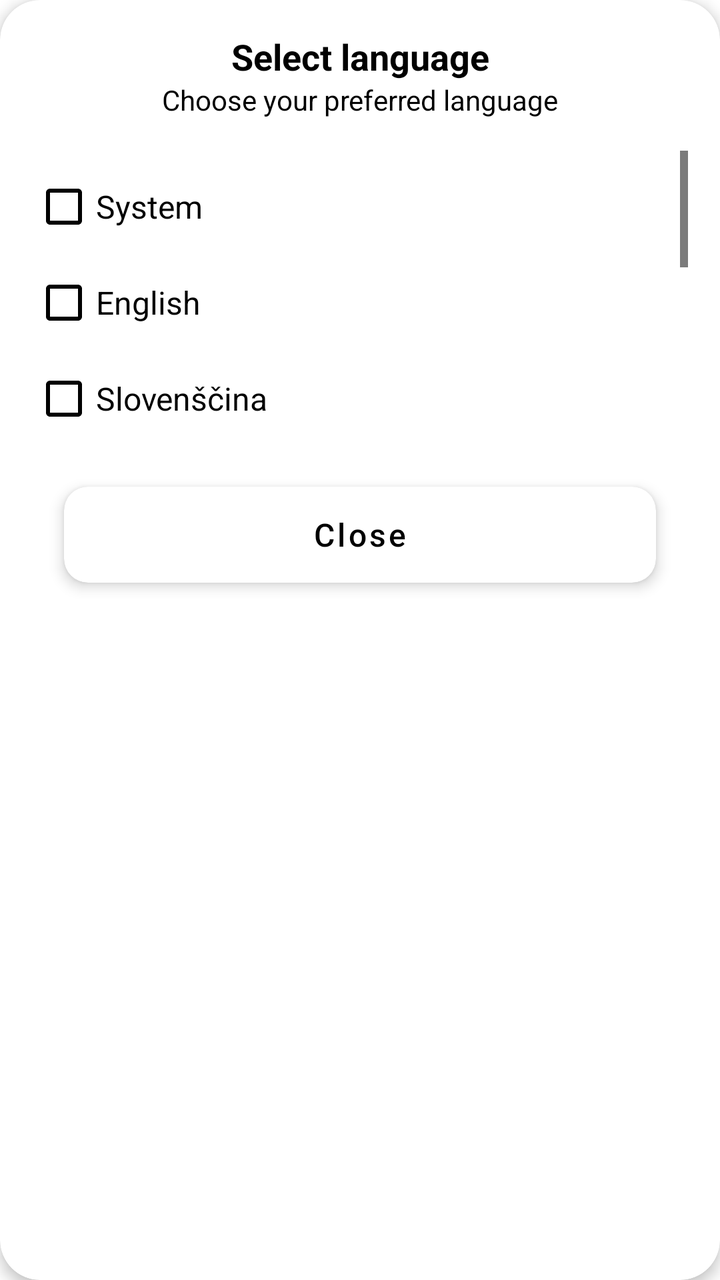
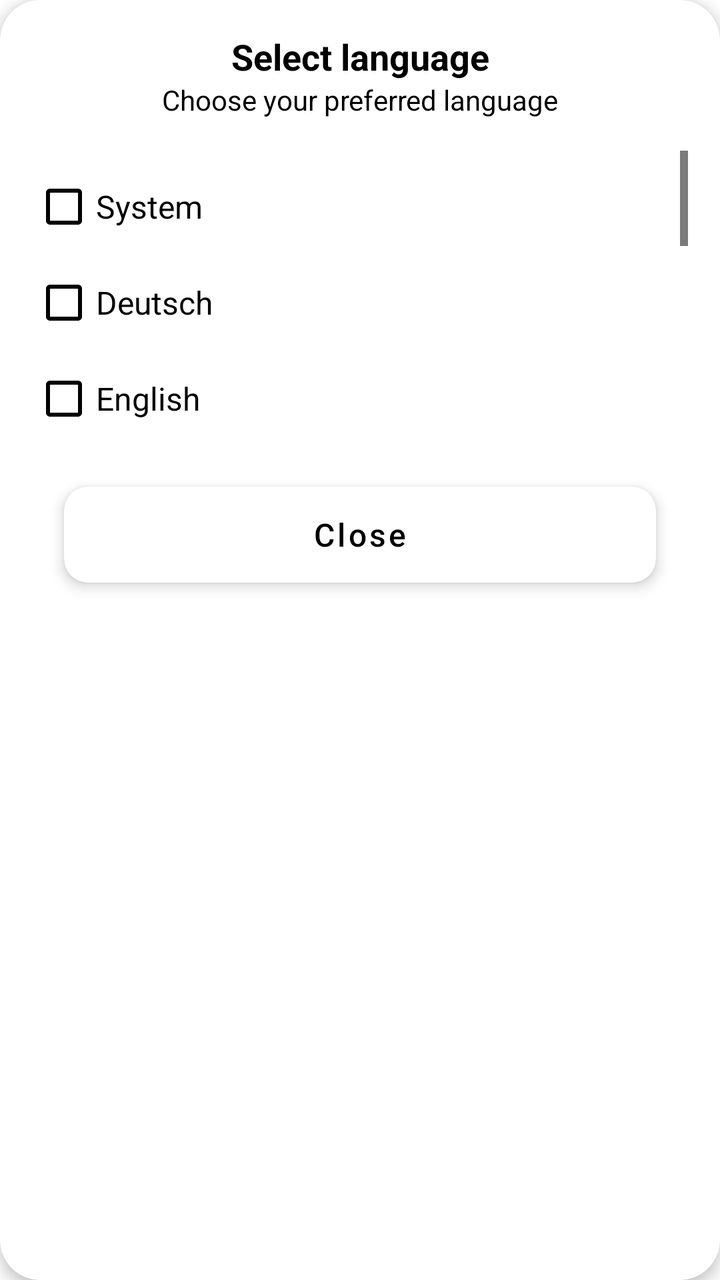

The first picture is an Android layout as it rendered before a commit; the second is the same layout after the commit. The layout source and the unified diff follow.
<!-- AndroidManifest.xml: application theme Theme.SmokingTracker -->
<!-- res/layout/language_popup.xml -->
<?xml version="1.0" encoding="utf-8"?>
<androidx.cardview.widget.CardView
    xmlns:android="http://schemas.android.com/apk/res/android"
    xmlns:app="http://schemas.android.com/apk/res-auto"
    xmlns:tools="http://schemas.android.com/tools"
    android:id="@+id/card_language_popup_container"
    android:layout_width="match_parent"
    android:layout_height="wrap_content"
    android:layout_margin="8dp"
    app:cardElevation="4dp"
    app:cardCornerRadius="20dp">

    <androidx.constraintlayout.widget.ConstraintLayout
        android:layout_width="match_parent"
        android:layout_height="wrap_content"
        android:padding="16dp">

        <TextView
            android:id="@+id/popup_language_title"
            android:layout_width="0dp"
            android:layout_height="wrap_content"
            android:text="@string/language_popup"
            app:layout_constraintTop_toTopOf="parent"
            app:layout_constraintStart_toStartOf="parent"
            app:layout_constraintEnd_toEndOf="parent"
            style="@style/MainTitleCenterTextView"/>

        <TextView
            android:id="@+id/popup_language_info"
            android:layout_width="0dp"
            android:layout_height="wrap_content"
            android:text="@string/language_popup_info"
            android:gravity="center"
            android:maxLines="2"
            android:ellipsize="end"
            app:layout_constraintTop_toBottomOf="@id/popup_language_title"
            app:layout_constraintStart_toStartOf="parent"
            app:layout_constraintEnd_toEndOf="parent"
            style="@style/BodyTextView"/>

        <ScrollView
            android:id="@+id/language_inner_options_container"
            android:layout_width="match_parent"
            android:layout_height="160dp"
            android:layout_marginTop="16dp"
            android:fillViewport="true"
            app:layout_constraintEnd_toEndOf="parent"
            app:layout_constraintStart_toStartOf="parent"
            app:layout_constraintTop_toBottomOf="@id/popup_language_info"
            tools:ignore="TextSizeCheck">

            <LinearLayout
                android:id="@+id/language_options_container"
                android:layout_width="match_parent"
                android:layout_height="wrap_content"
                android:orientation="vertical"
                android:paddingTop="4dp"
                android:paddingBottom="4dp">

                <CheckBox
                    android:id="@+id/checkbox_system"
                    android:layout_width="match_parent"
                    android:layout_height="wrap_content"
                    android:text="@string/language_popup_check_box_system"
                    android:maxWidth="300dp"
                    tools:ignore="VisualLintButtonSize"
                    style="@style/CheckBox"/>

                <CheckBox
                    android:id="@+id/checkbox_english"
                    android:layout_width="match_parent"
                    android:layout_height="wrap_content"
                    android:text="English"
                    android:maxWidth="300dp"
                    tools:ignore="HardcodedText,VisualLintButtonSize"
                    style="@style/CheckBox"/>

                <CheckBox
                    android:id="@+id/checkbox_slovenian"
                    android:layout_width="match_parent"
                    android:layout_height="wrap_content"
                    android:text="Slovenščina"
                    android:maxWidth="300dp"
                    tools:ignore="HardcodedText,VisualLintButtonSize"
                    style="@style/CheckBox"/>

                <CheckBox
                    android:id="@+id/checkbox_ukrainian"
                    android:layout_width="match_parent"
                    android:layout_height="wrap_content"
                    android:text="Українська"
                    android:maxWidth="300dp"
                    tools:ignore="HardcodedText,VisualLintButtonSize"
                    style="@style/CheckBox"/>

                <CheckBox
                    android:id="@+id/checkbox_german"
                    android:layout_width="match_parent"
                    android:layout_height="wrap_content"
                    android:text="Deutsch"
                    android:maxWidth="300dp"
                    tools:ignore="HardcodedText,VisualLintButtonSize"
                    style="@style/CheckBox"/>

                <CheckBox
                    android:id="@+id/checkbox_french"
                    android:layout_width="match_parent"
                    android:layout_height="wrap_content"
                    android:text="Français"
                    android:maxWidth="300dp"
                    tools:ignore="HardcodedText,VisualLintButtonSize"
                    style="@style/CheckBox"/>

                <CheckBox
                    android:id="@+id/checkbox_serbian_cyrillic_script"
                    android:layout_width="match_parent"
                    android:layout_height="wrap_content"
                    android:text="Српски"
                    android:maxWidth="300dp"
                    tools:ignore="HardcodedText,VisualLintButtonSize"
                    style="@style/CheckBox"/>

                <CheckBox
                    android:id="@+id/checkbox_serbian_latin_script"
                    android:layout_width="match_parent"
                    android:layout_height="wrap_content"
                    android:text="Srpski"
                    android:maxWidth="300dp"
                    tools:ignore="HardcodedText,VisualLintButtonSize"
                    style="@style/CheckBox"/>

                <CheckBox
                    android:id="@+id/checkbox_chinese_simplified"
                    android:layout_width="match_parent"
                    android:layout_height="wrap_content"
                    android:text="中文（简体）"
                    android:maxWidth="300dp"
                    tools:ignore="HardcodedText,VisualLintButtonSize"
                    style="@style/CheckBox"/>

            </LinearLayout>
        </ScrollView>

        <androidx.cardview.widget.CardView
            android:id="@+id/card_close_language_button"
            android:layout_width="0dp"
            android:layout_height="wrap_content"
            android:layout_marginTop="8dp"
            android:layout_marginBottom="8dp"
            android:layout_marginStart="16dp"
            android:layout_marginEnd="16dp"
            android:padding="8dp"
            app:cardCornerRadius="12dp"
            app:cardElevation="4dp"
            app:layout_constraintTop_toBottomOf="@id/language_inner_options_container"
            app:layout_constraintStart_toStartOf="parent"
            app:layout_constraintEnd_toEndOf="parent"
            app:layout_constraintBottom_toBottomOf="parent"
            app:layout_constraintWidth_max="320dp">

            <Button
                android:id="@+id/button_close"
                android:layout_width="match_parent"
                android:layout_height="wrap_content"
                android:text="@string/popup_close"
                style="@style/Button"/>
        </androidx.cardview.widget.CardView>

    </androidx.constraintlayout.widget.ConstraintLayout>
</androidx.cardview.widget.CardView>
<!-- resources referenced by this layout -->
<resources>
  <string name="language_popup">Select language</string>
  <string name="language_popup_check_box_system">System</string>
  <string name="language_popup_info">Choose your preferred language</string>
  <string name="popup_close">Close</string>
  <style name="BodyTextView" parent="Widget.AppCompat.TextView">
          <item name="android:textSize">14sp</item>
          <item name="android:textColor">?attr/colorOnSurface</item>
      </style>
  <style name="Button" parent="Widget.MaterialComponents.Button.TextButton">
          <item name="android:textColor">?attr/colorOnSurface</item>
          <item name="android:textSize">16sp</item>
          <item name="android:singleLine">true</item>
          <item name="android:textAllCaps">false</item>
      </style>
  <style name="CheckBox" parent="Widget.AppCompat.CompoundButton.CheckBox">
          <item name="android:textColor">?attr/colorOnSurface</item>
          <item name="android:textSize">16sp</item>
          <item name="android:buttonTint">?attr/colorPrimary</item>
          <item name="android:textAllCaps">false</item>
      </style>
  <style name="MainTitleCenterTextView" parent="Widget.AppCompat.TextView">
          <item name="android:textSize">18sp</item>
          <item name="android:textStyle">bold</item>
          <item name="android:textColor">?attr/colorOnSurface</item>
          <item name="android:gravity">center</item>
          <item name="android:ellipsize">end</item>
      </style>
  <style name="Theme.SmokingTracker" parent="Theme.MaterialComponents.DayNight.NoActionBar">
  
          <item name="android:navigationBarColor">@color/background</item>
          <item name="android:statusBarColor">@color/background</item>
  
          <item name="android:windowLightStatusBar">true</item>
  
          <item name="colorPrimary">@color/primary</item>
          <item name="colorPrimaryVariant">@color/primary</item>
          <item name="colorOnPrimary">@color/on_primary</item>
  
          <item name="colorSecondary">@color/secondary</item>
          <item name="colorSecondaryVariant">@color/secondary</item>
          <item name="colorOnSecondary">@color/on_secondary</item>
  
          <item name="android:colorBackground">@color/background</item>
          <item name="colorSurface">@color/surface</item>
          <item name="colorOnSurface">@color/on_surface</item>
          <item name="colorOnBackground">@color/on_background</item>
  
          <item name="colorError">@color/error</item>
          <item name="colorOnError">@color/on_error</item>
  
          <item name="colorControlNormal">@color/on_surface</item>
          <item name="colorSwitchThumbNormal">@color/surface</item>
  
          <item name="colorAccent">@color/primary</item>
      </style>
  <color name="background">#FFFFFF</color>
  <color name="primary">#000000</color>
  <color name="on_primary">#FFFFFF</color>
  <color name="secondary">#000000</color>
  <color name="on_secondary">#FFFFFF</color>
  <color name="surface">#FFFFFF</color>
  <color name="on_surface">#000000</color>
  <color name="on_background">#000000</color>
  <color name="error">#B00020</color>
  <color name="on_error">#FFFFFF</color>
</resources>

<!-- the commit's change to res/layout/language_popup.xml (unified diff, before → after) -->
@@ -67,10 +67,37 @@
                     style="@style/CheckBox"/>
 
                 <CheckBox
+                    android:id="@+id/checkbox_german"
+                    android:layout_width="match_parent"
+                    android:layout_height="wrap_content"
+                    android:text="Deutsch"
+                    android:maxWidth="300dp"
+                    tools:ignore="HardcodedText,VisualLintButtonSize"
+                    style="@style/CheckBox"/>
+
+                <CheckBox
                     android:id="@+id/checkbox_english"
                     android:layout_width="match_parent"
                     android:layout_height="wrap_content"
                     android:text="English"
+                    android:maxWidth="300dp"
+                    tools:ignore="HardcodedText,VisualLintButtonSize"
+                    style="@style/CheckBox"/>
+
+                <CheckBox
+                    android:id="@+id/checkbox_french"
+                    android:layout_width="match_parent"
+                    android:layout_height="wrap_content"
+                    android:text="Français"
+                    android:maxWidth="300dp"
+                    tools:ignore="HardcodedText,VisualLintButtonSize"
+                    style="@style/CheckBox"/>
+
+                <CheckBox
+                    android:id="@+id/checkbox_hungarian"
+                    android:layout_width="match_parent"
+                    android:layout_height="wrap_content"
+                    android:text="Magyar"
                     android:maxWidth="300dp"
                     tools:ignore="HardcodedText,VisualLintButtonSize"
                     style="@style/CheckBox"/>
@@ -85,28 +112,10 @@
                     style="@style/CheckBox"/>
 
                 <CheckBox
-                    android:id="@+id/checkbox_ukrainian"
+                    android:id="@+id/checkbox_serbian_latin_script"
                     android:layout_width="match_parent"
                     android:layout_height="wrap_content"
-                    android:text="Українська"
-                    android:maxWidth="300dp"
-                    tools:ignore="HardcodedText,VisualLintButtonSize"
-                    style="@style/CheckBox"/>
-
-                <CheckBox
-                    android:id="@+id/checkbox_german"
-                    android:layout_width="match_parent"
-                    android:layout_height="wrap_content"
-                    android:text="Deutsch"
-                    android:maxWidth="300dp"
-                    tools:ignore="HardcodedText,VisualLintButtonSize"
-                    style="@style/CheckBox"/>
-
-                <CheckBox
-                    android:id="@+id/checkbox_french"
-                    android:layout_width="match_parent"
-                    android:layout_height="wrap_content"
-                    android:text="Français"
+                    android:text="Srpski"
                     android:maxWidth="300dp"
                     tools:ignore="HardcodedText,VisualLintButtonSize"
                     style="@style/CheckBox"/>
@@ -121,10 +130,19 @@
                     style="@style/CheckBox"/>
 
                 <CheckBox
-                    android:id="@+id/checkbox_serbian_latin_script"
+                    android:id="@+id/checkbox_ukrainian"
                     android:layout_width="match_parent"
                     android:layout_height="wrap_content"
-                    android:text="Srpski"
+                    android:text="Українська"
+                    android:maxWidth="300dp"
+                    tools:ignore="HardcodedText,VisualLintButtonSize"
+                    style="@style/CheckBox"/>
+
+                <CheckBox
+                    android:id="@+id/checkbox_chinese_traditional"
+                    android:layout_width="match_parent"
+                    android:layout_height="wrap_content"
+                    android:text="繁體中文"
                     android:maxWidth="300dp"
                     tools:ignore="HardcodedText,VisualLintButtonSize"
                     style="@style/CheckBox"/>
@@ -133,7 +151,7 @@
                     android:id="@+id/checkbox_chinese_simplified"
                     android:layout_width="match_parent"
                     android:layout_height="wrap_content"
-                    android:text="中文（简体）"
+                    android:text="简体中文"
                     android:maxWidth="300dp"
                     tools:ignore="HardcodedText,VisualLintButtonSize"
                     style="@style/CheckBox"/>
@@ -159,7 +177,7 @@
             app:layout_constraintWidth_max="320dp">
 
             <Button
-                android:id="@+id/button_close"
+                android:id="@+id/close"
                 android:layout_width="match_parent"
                 android:layout_height="wrap_content"
                 android:text="@string/popup_close"
